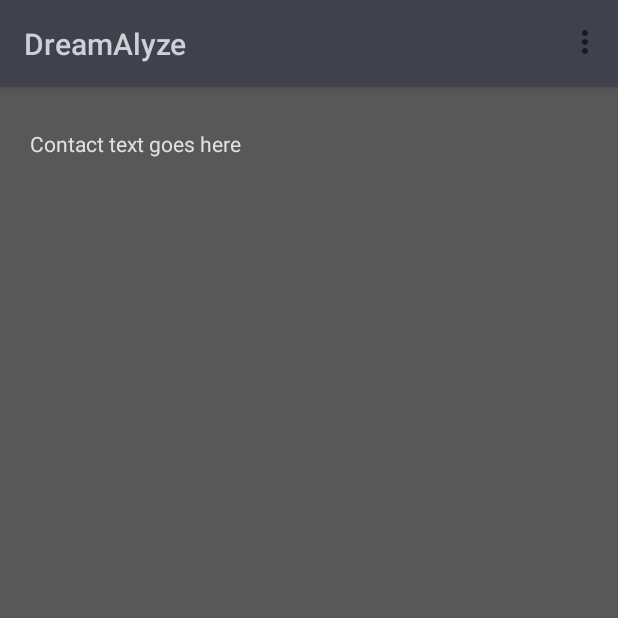
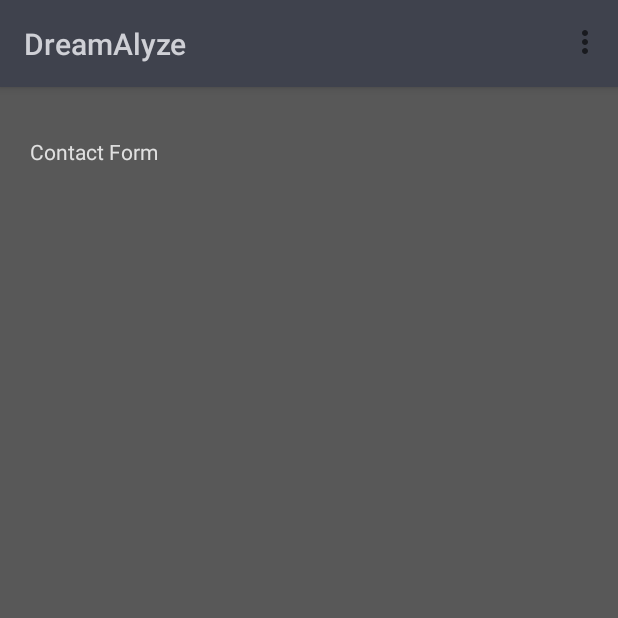
Before and after one commit to xianskel/DreamAlyze, an Android app: the ContactActivity screen opened directly, with no data from a screen before it, on a phone screen of 412 x 824 dp, the top half of it. Run offline under Robolectric (Android 15) with nearby library versions, the phone set to English and light mode, and no system bars.

Commit message:
fix conflicts

```diff
--- a/app/src/main/res/layout/contact.xml
+++ b/app/src/main/res/layout/contact.xml
@@ -19,16 +19,27 @@
         android:layout_height="300dp"
         android:layout_marginTop="8dp"
         android:padding="10dp"
-        android:gravity="right">
+        android:orientation="vertical"
+        android:weightSum="1">
+
 
         <TextView
-            android:layout_width="match_parent"
-            android:layout_height="match_parent"
+            android:layout_width="wrap_content"
+            android:layout_height="wrap_content"
             android:padding="10dp"
-            android:text="Contact text goes here"
+            android:text="Contact Form"
+            android:layout_marginBottom="16dp"
+            android:layout_marginTop="5dp"
             android:id="@+id/dateText"
             android:textColor="#E0E0E0"/>
 
+
+
+
+
+
     </LinearLayout>
 
+
+
 </RelativeLayout>
```
Also changed, not shown: 1 other file.
